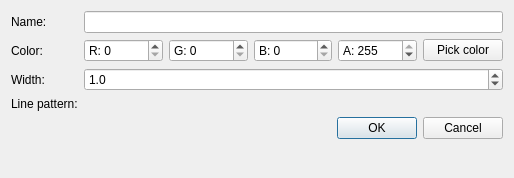
This is lcUI/dialogs/addlayerdialog.ui in LibreCAD/LibreCAD_3 as Qt 5 draws it before an edit. The edited form follows.
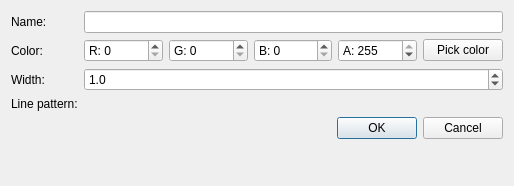
This is the edited form.

Patch:
```diff
--- a/lcUI/dialogs/addlayerdialog.ui
+++ b/lcUI/dialogs/addlayerdialog.ui
@@ -7,7 +7,7 @@
     <x>0</x>
     <y>0</y>
     <width>514</width>
-    <height>178</height>
+    <height>186</height>
    </rect>
   </property>
   <property name="windowTitle">
```
